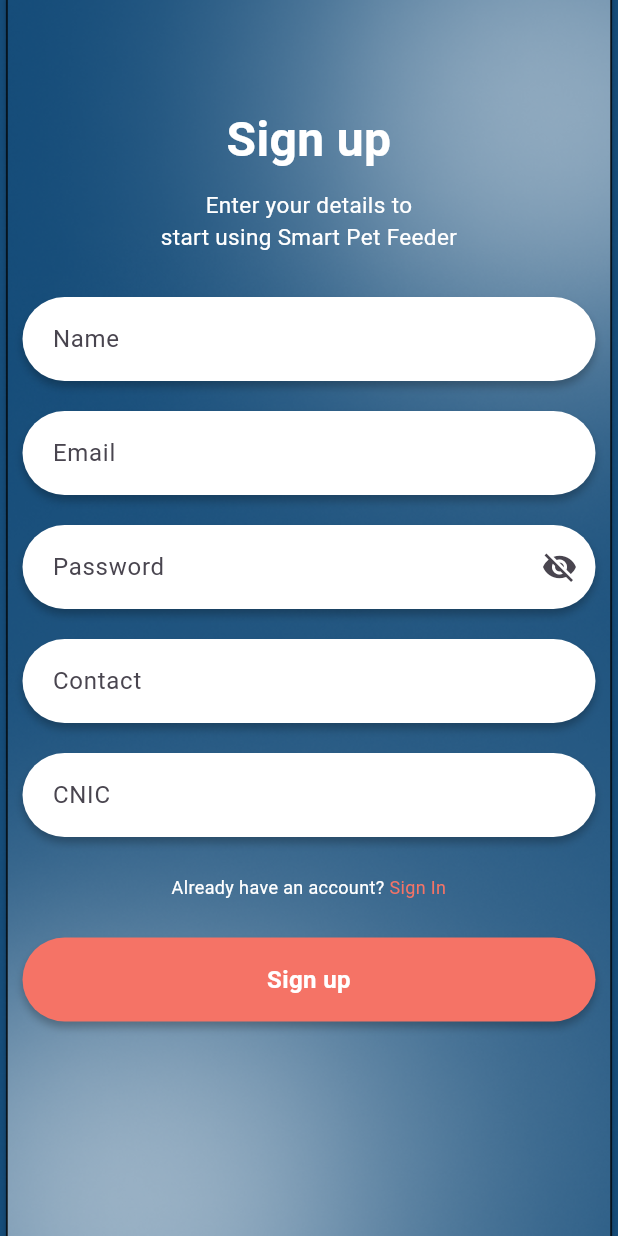
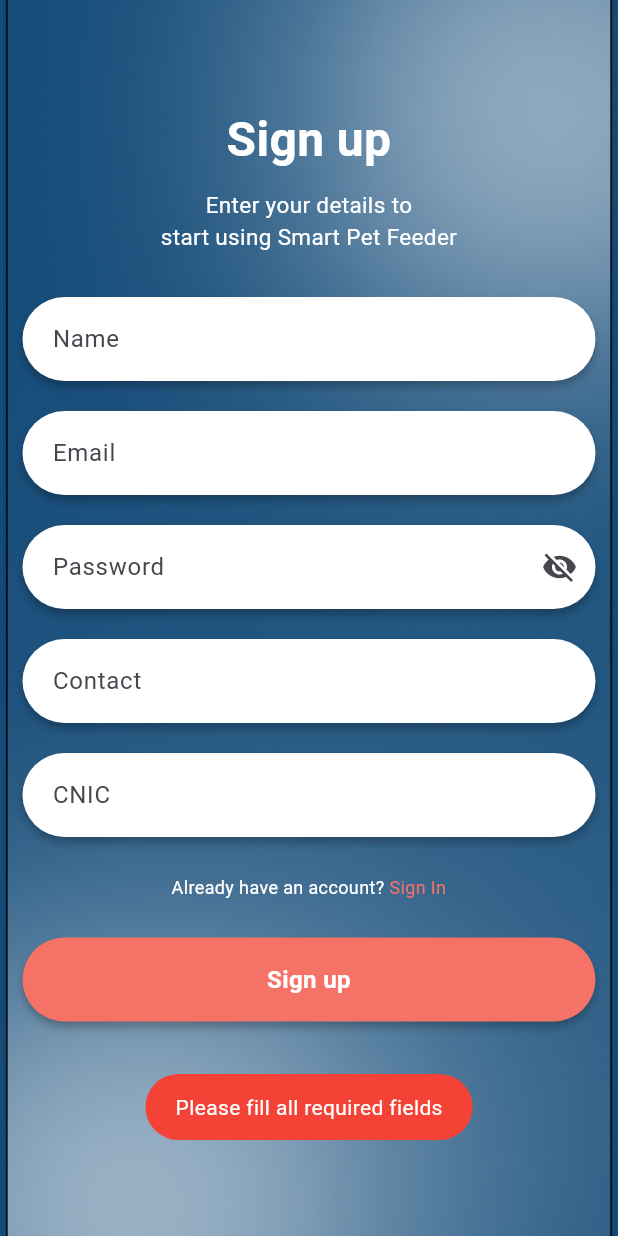
Before and after one commit to uroojmajid2000/smartpetfeeder, a Flutter app: the SignupScreen screen opened by its route, after a tap on "Sign up", on a phone screen of 412 x 824 dp. Run offline on Flutter 3.47's test engine with Material 3 defaults, Android fonts, the light colour scheme and no system bars; our stand-ins replace fluttertoast, get, table_calendar; missing offline and left inert: simple_table_calendar, time_picker_spinner_pop_up; Roboto replaces fonts that are missing (Montserrat).

Commit message:
updated code

```diff
--- a/lib/view/Signup/signup_screen.dart
+++ b/lib/view/Signup/signup_screen.dart
@@ -170,6 +170,22 @@
                         String contact = _contactController.text;
                         String cnic = _cnicController.text;
 
+                        // Perform validation
+                        if (name.isEmpty ||
+                            email.isEmpty ||
+                            password.isEmpty ||
+                            contact.isEmpty ||
+                            cnic.isEmpty) {
+                          Fluttertoast.showToast(
+                            msg: 'Please fill all required fields',
+                            toastLength: Toast.LENGTH_SHORT,
+                            gravity: ToastGravity.BOTTOM,
+                            backgroundColor: Colors.red,
+                            textColor: Colors.white,
+                          );
+                          return;
+                        }
+
                         Map<String, dynamic> result =
                             await _signupController.signup(
                           name: name,
```
